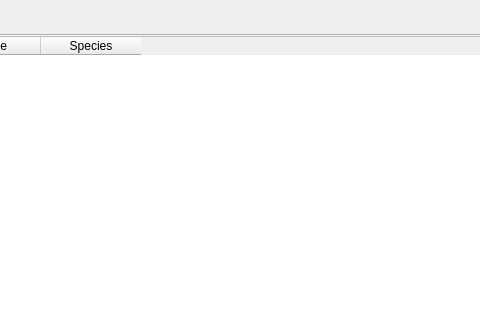
The window that staffwindow.ui (CRM2017/cuACS) describes before a commit, drawn with Qt 5; both pictures show x 162 to 642 and y 0 to 320 of the 792 by 632 pixel window.
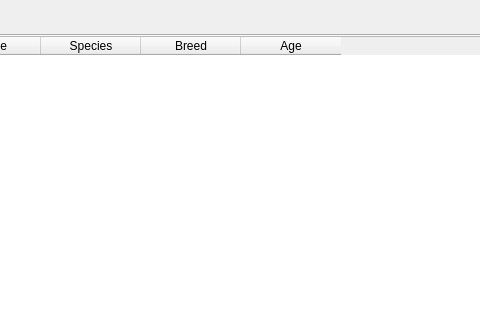
The same window after the commit.

```diff
--- a/staffwindow.ui
+++ b/staffwindow.ui
@@ -65,6 +65,16 @@
              <string>Species</string>
             </property>
            </column>
+           <column>
+            <property name="text">
+             <string>Breed</string>
+            </property>
+           </column>
+           <column>
+            <property name="text">
+             <string>Age</string>
+            </property>
+           </column>
           </widget>
          </item>
          <item row="2" column="1">
```
